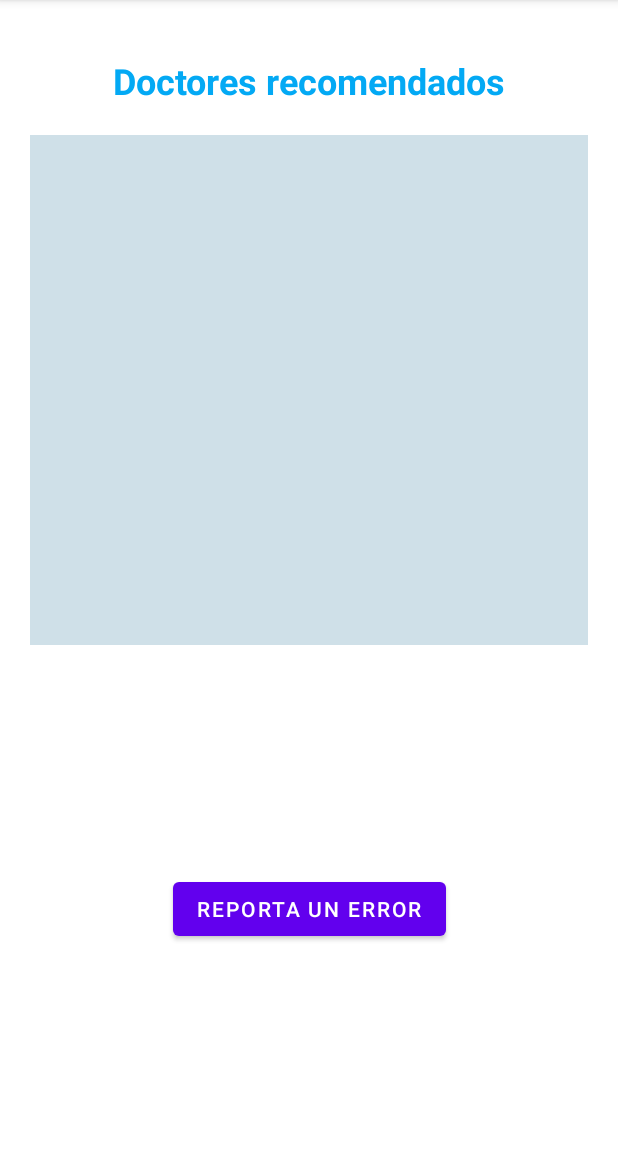
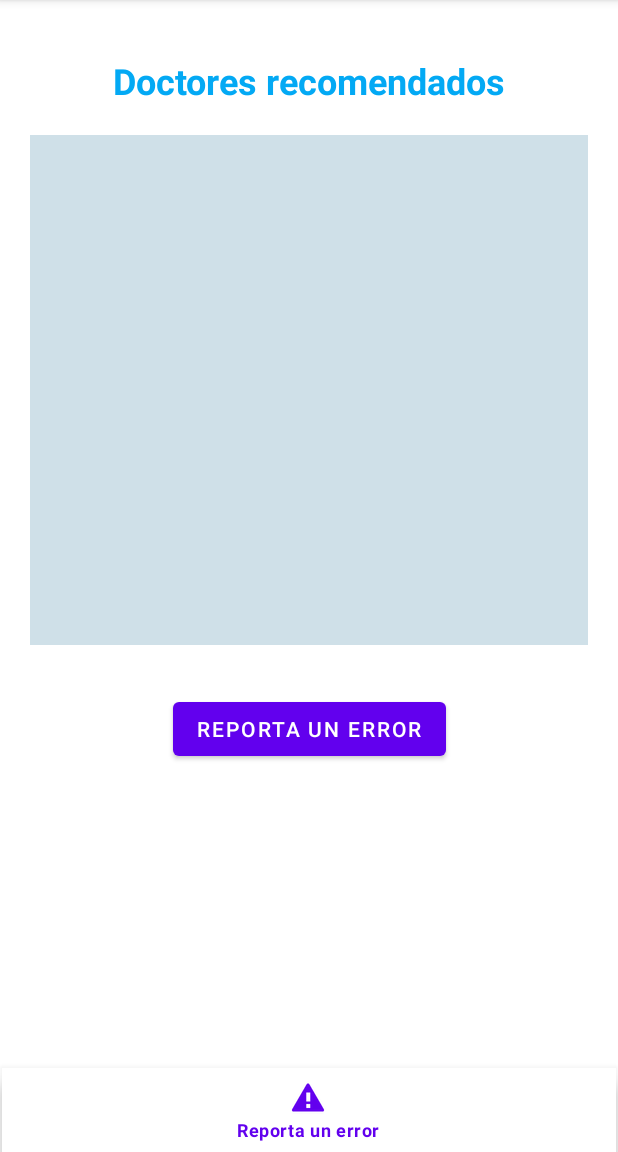
Before and after one commit to MediaPros/SocialMed--App-Movil, an Android app: the HomeActivity screen opened directly, with no data from a screen before it, on a phone screen of 412 x 824 dp, the part 84-1236 px from its top. Run offline under Robolectric (Android 15) with nearby library versions, the light colour scheme and no system bars; 1 statement that could not run was skipped.

Commit message:
feat(menu): Added menu to home activity.

```diff
--- a/app/src/main/java/com/mediapros/socialmed/home/controller/activities/HomeActivity.kt
+++ b/app/src/main/java/com/mediapros/socialmed/home/controller/activities/HomeActivity.kt
@@ -1,16 +1,21 @@
 package com.mediapros.socialmed.home.controller.activities
 
+import android.app.Activity
 import android.content.Intent
 import androidx.appcompat.app.AppCompatActivity
 import android.os.Bundle
+import android.view.MenuItem
 import android.widget.Button
+import androidx.annotation.NonNull
 import androidx.recyclerview.widget.LinearLayoutManager
 import androidx.recyclerview.widget.RecyclerView
+import com.google.android.material.bottomnavigation.BottomNavigationView
 import com.mediapros.socialmed.R
 import com.mediapros.socialmed.RetrofitBuilder
 import com.mediapros.socialmed.StateManager
 import com.mediapros.socialmed.errors.controller.activities.ReportErrorsActivity
 import com.mediapros.socialmed.home.adapter.RecommendedDoctorAdapter
+import com.mediapros.socialmed.security.controller.activities.RegisterActivity
 import com.mediapros.socialmed.security.models.User
 import com.mediapros.socialmed.security.network.UserService
 import retrofit2.Call
@@ -24,15 +29,25 @@ class HomeActivity : AppCompatActivity() {
     override fun onCreate(savedInstanceState: Bundle?) {
         super.onCreate(savedInstanceState)
         setContentView(R.layout.activity_home)
+        rvRecommendedDoctors = findViewById(R.id.rvRecommendedDoctors)
 
         loadRecommendedDoctors()
+        val bnvMenu = findViewById<BottomNavigationView>(R.id.bnvMenu)
+        bnvMenu.selectedItemId = R.id.menu_errors
 
-        rvRecommendedDoctors = findViewById(R.id.rvRecommendedDoctors)
+
         val btReportError = findViewById<Button>(R.id.btReportError)
+
+
 
         btReportError.setOnClickListener {
             goToReportErrorActivity()
         }
+    }
+
+    override fun onOptionsItemSelected(item: MenuItem): Boolean {
+        if (item.itemId == R.id.menu_errors) goToReportErrorActivity()
+        return super.onOptionsItemSelected(item)
     }
 
     private fun goToReportErrorActivity() {
--- a/app/src/main/res/layout/activity_home.xml
+++ b/app/src/main/res/layout/activity_home.xml
@@ -39,10 +39,20 @@
         android:layout_width="wrap_content"
         android:layout_height="wrap_content"
         android:layout_marginStart="105dp"
+        android:layout_marginTop="32dp"
         android:layout_marginEnd="105dp"
-        android:layout_marginBottom="138dp"
         android:text="@string/report_error"
+        app:layout_constraintEnd_toEndOf="parent"
+        app:layout_constraintStart_toStartOf="parent"
+        app:layout_constraintTop_toBottomOf="@+id/rvRecommendedDoctors" />
+
+    <com.google.android.material.bottomnavigation.BottomNavigationView
+        android:id="@+id/bnvMenu"
+        android:layout_width="409dp"
+        android:layout_height="wrap_content"
         app:layout_constraintBottom_toBottomOf="parent"
         app:layout_constraintEnd_toEndOf="parent"
-        app:layout_constraintStart_toStartOf="parent" />
+        app:layout_constraintHorizontal_bias="0.43"
+        app:layout_constraintStart_toStartOf="parent"
+        app:menu="@menu/menu_main" />
 </androidx.constraintlayout.widget.ConstraintLayout>
--- /dev/null
+++ b/app/src/main/res/menu/menu_main.xml
@@ -0,0 +1,9 @@
+<?xml version="1.0" encoding="utf-8"?>
+<menu xmlns:app="http://schemas.android.com/apk/res-auto"
+    xmlns:android="http://schemas.android.com/apk/res/android">
+
+    <item
+        android:id="@+id/menu_errors"
+        android:icon="@android:drawable/stat_notify_error"
+        android:title="@string/report_error" />
+</menu>
```
